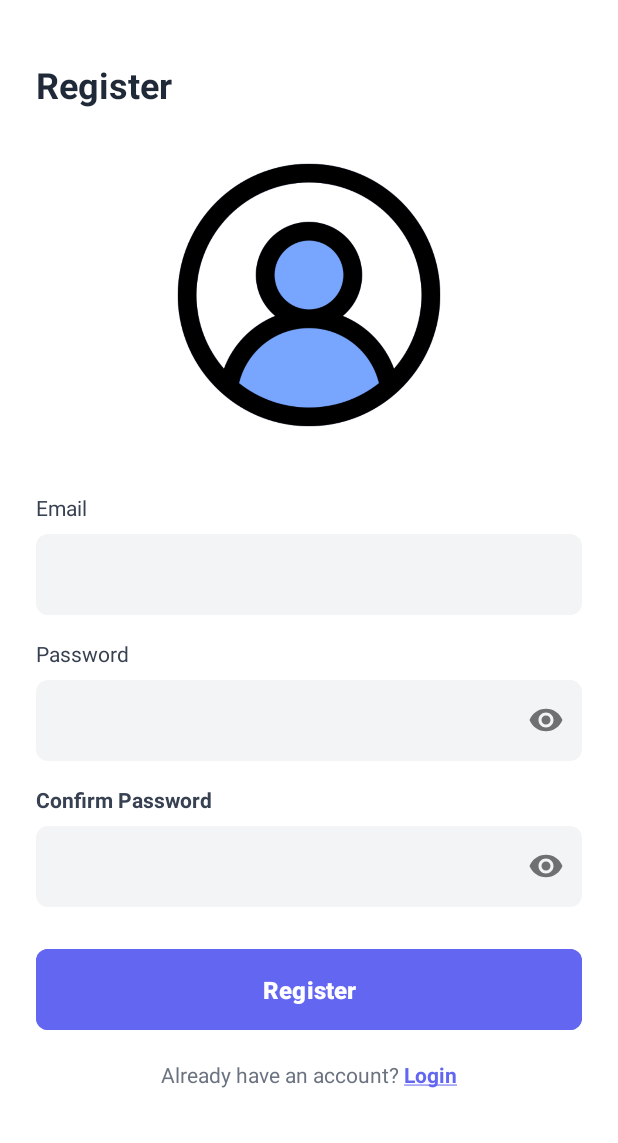
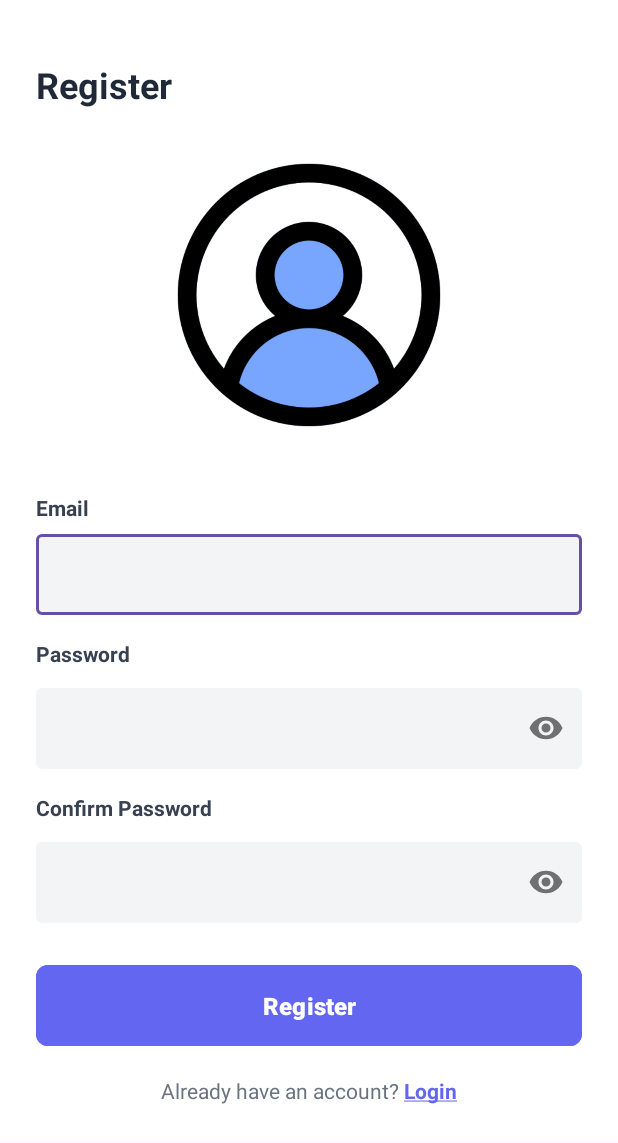
Before and after one commit to adarshaketh/examease, an Android app: the screen it shows after launch (Register), after a tap on "Register", on a phone screen of 412 x 824 dp. Shown: the top 1143 px of the screen. Run offline under Robolectric (Android 15) with nearby library versions, the phone set to English and light mode, and no system bars; our stand-ins replace Firebase (no records; nobody signed in at launch, a user with empty details on screens opened directly).

Commit message:
Nidhi Updated Login and Register pages

```diff
--- a/app/src/main/java/com/example/examease/auth/Register.java
+++ b/app/src/main/java/com/example/examease/auth/Register.java
@@ -2,6 +2,7 @@ package com.example.examease.auth;
 
 import android.content.Intent;
 import android.os.Bundle;
+import android.util.Patterns;
 import android.view.View;
 import android.widget.Button;
 import android.widget.EditText;
@@ -19,12 +20,26 @@ import com.google.android.gms.tasks.OnCompleteListener;
 import com.google.android.gms.tasks.Task;
 import com.google.firebase.auth.AuthResult;
 
+import java.util.regex.Pattern;
+
 public class Register extends AppCompatActivity {
 
     private EditText emailEditText, passwordEditText, confirmPasswordEditText;
     private Button registerButton;
     private ProgressBar progressBar;
     private FirebaseHelper firebaseHelper;
+
+    // Regex pattern for password validation
+    private static final Pattern PASSWORD_PATTERN = Pattern.compile(
+            "^" +                 // Start of string
+                    "(?=.*[0-9])" +       // At least one digit
+                    "(?=.*[a-z])" +       // At least one lowercase letter
+                    "(?=.*[A-Z])" +       // At least one uppercase letter
+                    "(?=.*[@#$%^&+=!])" + // At least one special character
+                    "(?=\\S+$)" +         // No white spaces
+                    ".{6,}" +             // At least 6 characters
+                    "$"                   // End of string
+    );
 
     @Override
     protected void onCreate(Bundle savedInstanceState) {
@@ -77,21 +92,65 @@ public class Register extends AppCompatActivity {
 
     // Method to validate user input
     private boolean validateInputs(String email, String password, String confirmPassword) {
+        // Validate email
         if (TextUtils.isEmpty(email)) {
             emailEditText.setError("Email is required.");
             return false;
         }
 
+        if (email.matches(".*\\s+.*")) {
+            emailEditText.setError("Email cannot contain spaces.");
+            return false;
+        }
+
+        if (!Patterns.EMAIL_ADDRESS.matcher(email).matches()) {
+            emailEditText.setError("Invalid email format. Please enter a valid email (e.g., example@example.com).");
+            return false;
+        }
+
+        // Validate password
         if (TextUtils.isEmpty(password)) {
             passwordEditText.setError("Password is required.");
             return false;
         }
 
+        // Validate password length
         if (password.length() < 6) {
-            passwordEditText.setError("Password must be at least 6 characters.");
+            passwordEditText.setError("Password must be at least 6 characters long.");
             return false;
         }
 
+        // Check for at least one digit
+        if (!password.matches(".*\\d.*")) {
+            passwordEditText.setError("Password must contain at least 1 digit.");
+            return false;
+        }
+
+        // Check for at least one uppercase letter
+        if (!password.matches(".*[A-Z].*")) {
+            passwordEditText.setError("Password must contain at least 1 uppercase letter.");
+            return false;
+        }
+
+        // Check for at least one lowercase letter
+        if (!password.matches(".*[a-z].*")) {
+            passwordEditText.setError("Password must contain at least 1 lowercase letter.");
+            return false;
+        }
+
+        // Check for at least one special character
+        if (!password.matches(".*[@#$%^&+=!].*")) {
+            passwordEditText.setError("Password must contain at least 1 special character (e.g., @, #, $, etc.).");
+            return false;
+        }
+
+        // Check for spaces in password
+        if (password.contains(" ")) {
+            passwordEditText.setError("Password must not contain any spaces.");
+            return false;
+        }
+
+        // Confirm password
         if (!password.equals(confirmPassword)) {
             confirmPasswordEditText.setError("Passwords do not match.");
             return false;
--- a/app/src/main/res/layout/activity_register.xml
+++ b/app/src/main/res/layout/activity_register.xml
@@ -1,11 +1,15 @@
 <?xml version="1.0" encoding="utf-8"?>
+<ScrollView
+    xmlns:android="http://schemas.android.com/apk/res/android"
+    android:layout_width="match_parent"
+    android:layout_height="match_parent">
+
     <LinearLayout
         android:id="@+id/main"
-    xmlns:android="http://schemas.android.com/apk/res/android"
         xmlns:app="http://schemas.android.com/apk/res-auto"
         xmlns:tools="http://schemas.android.com/tools"
         android:layout_width="match_parent"
-    android:layout_height="match_parent"
+        android:layout_height="wrap_content"
         android:orientation="vertical"
         android:background="#FFFFFF"
         android:padding="24dp"
@@ -40,6 +44,7 @@
             android:layout_height="wrap_content"
             android:text="@string/email"
             android:textSize="14sp"
+            android:textStyle="bold"
             android:textColor="#374151"
             android:layout_marginBottom="8dp" />
 
@@ -49,11 +54,6 @@
             android:layout_marginBottom="16dp"
             app:boxBackgroundColor="#F3F4F6"
             app:boxStrokeWidth="0dp"
-        app:boxStrokeWidthFocused="0dp"
-        app:boxCornerRadiusTopStart="8dp"
-        app:boxCornerRadiusTopEnd="8dp"
-        app:boxCornerRadiusBottomStart="8dp"
-        app:boxCornerRadiusBottomEnd="8dp"
             app:hintEnabled="false"
             style="@style/Widget.MaterialComponents.TextInputLayout.OutlinedBox">
 
@@ -63,8 +63,7 @@
                 android:layout_height="wrap_content"
                 android:textSize="16sp"
                 android:inputType="textEmailAddress"
-            android:padding="16dp"
-            android:background="@null" />
+                android:padding="16dp" />
         </com.google.android.material.textfield.TextInputLayout>
 
         <!-- Password Label and Input -->
@@ -74,6 +73,7 @@
             android:layout_height="wrap_content"
             android:text="@string/password"
             android:textSize="14sp"
+            android:textStyle="bold"
             android:textColor="#374151"
             android:layout_marginBottom="8dp" />
 
@@ -83,12 +83,6 @@
             android:layout_marginBottom="16dp"
             app:boxBackgroundColor="#F3F4F6"
             app:boxStrokeWidth="0dp"
-        app:boxStrokeWidthFocused="0dp"
-        app:boxCornerRadiusTopStart="8dp"
-        app:boxCornerRadiusTopEnd="8dp"
-        app:boxCornerRadiusBottomStart="8dp"
-        app:boxCornerRadiusBottomEnd="8dp"
-        app:hintEnabled="false"
             app:passwordToggleEnabled="true"
             style="@style/Widget.MaterialComponents.TextInputLayout.OutlinedBox">
 
@@ -98,8 +92,7 @@
                 android:layout_height="wrap_content"
                 android:textSize="16sp"
                 android:inputType="textPassword"
-            android:padding="16dp"
-            android:background="@null" />
+                android:padding="16dp" />
         </com.google.android.material.textfield.TextInputLayout>
 
         <!-- Confirm Password Label and Input -->
@@ -109,6 +102,7 @@
             android:layout_height="wrap_content"
             android:text="@string/confirm_password"
             android:textSize="14sp"
+            android:textStyle="bold"
             android:textColor="#374151"
             android:layout_marginBottom="8dp" />
 
@@ -118,12 +112,6 @@
             android:layout_marginBottom="24dp"
             app:boxBackgroundColor="#F3F4F6"
             app:boxStrokeWidth="0dp"
-        app:boxStrokeWidthFocused="0dp"
-        app:boxCornerRadiusTopStart="8dp"
-        app:boxCornerRadiusTopEnd="8dp"
-        app:boxCornerRadiusBottomStart="8dp"
-        app:boxCornerRadiusBottomEnd="8dp"
-        app:hintEnabled="false"
             app:passwordToggleEnabled="true"
             style="@style/Widget.MaterialComponents.TextInputLayout.OutlinedBox">
 
@@ -133,8 +121,7 @@
                 android:layout_height="wrap_content"
                 android:textSize="16sp"
                 android:inputType="textPassword"
-            android:padding="16dp"
-            android:background="@null" />
+                android:padding="16dp" />
         </com.google.android.material.textfield.TextInputLayout>
 
         <!-- Register Button -->
@@ -184,3 +171,4 @@
         </LinearLayout>
 
     </LinearLayout>
+</ScrollView>
```
Also changed, not shown: app/src/main/java/com/example/examease/auth/Login.java (+48 -6 lines), app/src/main/res/layout/activity_login.xml (indentation only). Lines whose indentation alone changed are shown as unchanged.
